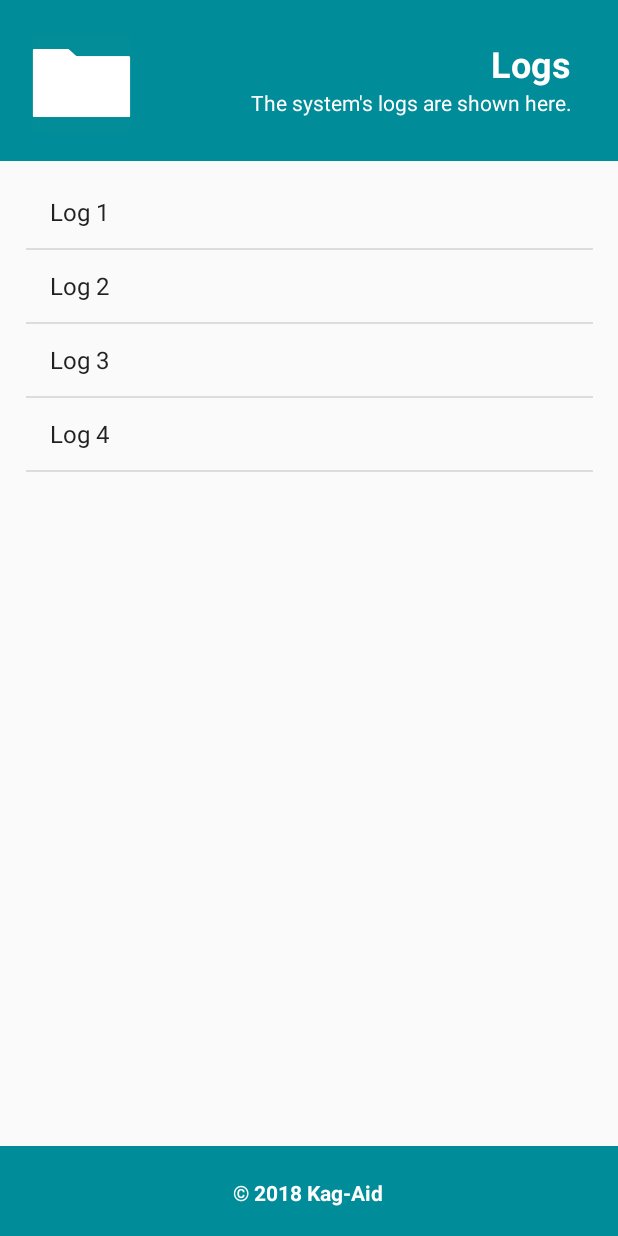
After one commit to kentmicht/Capstone-Project-Kag-Aid-, an Android app: the Logs screen opened directly, with no data from a screen before it, on a phone screen of 412 x 824 dp. The commit adds this screen. Run offline under Robolectric (Android 15) with nearby library versions, the phone set to English and light mode, and no system bars; libraries missing offline, so code that uses them is left out: maes.tech.intentanim.

Commit message:
Latest Update: With Loader, and some revisions of the system

```diff
--- a/app/src/main/AndroidManifest.xml
+++ b/app/src/main/AndroidManifest.xml
@@ -17,8 +17,7 @@
         android:roundIcon="@mipmap/ic_launcher_round"
         android:supportsRtl="true"
         android:theme="@style/AppTheme">
-        <activity android:name=".LogIn">
-        </activity>
+        <activity android:name=".LogIn"></activity>
         <activity
             android:name=".Homepage"
             android:label="Homepage" />
@@ -66,6 +65,7 @@
                 <category android:name="android.intent.category.LAUNCHER" />
             </intent-filter>
         </activity>
+        <activity android:name=".Logs"></activity>
     </application>
 
 </manifest>
--- /dev/null
+++ b/app/src/main/java/com/example/kagaid/kagaid/Logs.java
@@ -0,0 +1,65 @@
+package com.example.kagaid.kagaid;
+
+import android.content.Intent;
+import android.support.v7.app.AppCompatActivity;
+import android.os.Bundle;
+import android.view.View;
+import android.widget.AdapterView;
+import android.widget.ArrayAdapter;
+import android.widget.ListView;
+import android.widget.Toast;
+
+import java.util.ArrayList;
+import java.util.Arrays;
+import java.util.List;
+
+import maes.tech.intentanim.CustomIntent;
+
+public class Logs extends AppCompatActivity {
+    // Initializing a new String Array
+    String[] web = {
+            "Log 1",
+            "Log 2",
+            "Log 3",
+            "Log 4"
+    } ;
+    Integer[] imageId = {
+            R.drawable.kag_aid_logo_raw,
+            R.drawable.kag_aid_logo_raw,
+            R.drawable.kag_aid_logo_raw,
+            R.drawable.kag_aid_logo_raw
+
+    };
+    @Override
+    protected void onCreate(Bundle savedInstanceState) {
+        super.onCreate(savedInstanceState);
+        setContentView(R.layout.activity_logs);
+
+        // Get reference of widgets from XML layout
+        final ListView logsList = (ListView) findViewById(R.id.listViewLogs);
+
+        // Create a List from String Array elements
+        final List<String> fruits_list = new ArrayList<String>(Arrays.asList(web));
+
+        // Create an ArrayAdapter from List
+        final ArrayAdapter<String> arrayAdapter = new ArrayAdapter<String>
+                (this, android.R.layout.simple_list_item_1, fruits_list);
+
+        // DataBind ListView with items from ArrayAdapter
+        logsList.setAdapter(arrayAdapter);
+    }
+
+    @Override
+    public void onBackPressed() {
+        openHomepage();
+
+    }
+
+    public void openHomepage(){
+        Intent intent = new Intent(this, Homepage.class);
+        //intent.putExtra("USERNAME", userName);
+        finish();
+        startActivity(intent);
+        CustomIntent.customType(Logs.this, "fadein-to-fadeout");
+    }
+}
--- a/app/src/main/java/com/example/kagaid/kagaid/Patient/PatientRecords.java
+++ b/app/src/main/java/com/example/kagaid/kagaid/Patient/PatientRecords.java
@@ -34,6 +34,8 @@ import org.w3c.dom.Text;
 
 import java.util.ArrayList;
 import java.util.List;
+
+import maes.tech.intentanim.CustomIntent;
 
 import static java.sql.DriverManager.println;
 
@@ -178,7 +180,7 @@ public class PatientRecords extends AppCompatActivity {
                 String paddress = editTextAddress.getText().toString();
 
                 if(TextUtils.isEmpty(pname)){
-                    editTextName.setError("Name resquired");
+                    editTextName.setError("Name is required");
                     return;
                 }else if(TextUtils.isEmpty(pbday)){
                     editTextBday.setError("Birthday is required");
@@ -213,6 +215,7 @@ public class PatientRecords extends AppCompatActivity {
         Intent addPatientRec = new Intent(this, AddPatientRecord.class);
         //addPatientRec.putExtra("USERNAME", userName);
         startActivity(addPatientRec);
+        CustomIntent.customType(PatientRecords.this, "bottom-to-up");
     }
 
     @Override
--- a/app/src/main/java/com/example/kagaid/kagaid/Patient/ViewPatientInfo.java
+++ b/app/src/main/java/com/example/kagaid/kagaid/Patient/ViewPatientInfo.java
@@ -19,6 +19,8 @@ import com.example.kagaid.kagaid.Camera.GalleryImg;
 import com.example.kagaid.kagaid.R;
 
 import java.io.InputStream;
+
+import maes.tech.intentanim.CustomIntent;
 
 public class ViewPatientInfo extends AppCompatActivity {
 
@@ -66,6 +68,7 @@ public class ViewPatientInfo extends AppCompatActivity {
         intent.putExtra("USERNAME", userName);
         finish();
         startActivity(intent);
+        CustomIntent.customType(ViewPatientInfo.this, "right-to-left");
     }
 
     public void openCamera(View view) {
--- a/app/src/main/res/layout/activity_homepage.xml
+++ b/app/src/main/res/layout/activity_homepage.xml
@@ -86,6 +86,7 @@
         android:layout_marginBottom="62dp"
         android:background="@drawable/loginshape"
         android:text="Logs"
+        android:onClick="openLogs"
         android:textColor="@color/textHomepage" />
 
     <TextView
--- /dev/null
+++ b/app/src/main/res/layout/activity_logs.xml
@@ -0,0 +1,89 @@
+<?xml version="1.0" encoding="utf-8"?>
+<RelativeLayout xmlns:android="http://schemas.android.com/apk/res/android"
+    xmlns:app="http://schemas.android.com/apk/res-auto"
+    xmlns:tools="http://schemas.android.com/tools"
+    android:layout_width="match_parent"
+    android:layout_height="match_parent"
+    tools:context=".Logs">
+
+    <ImageView
+        android:id="@+id/imageView46"
+        android:layout_width="match_parent"
+        android:layout_height="60dp"
+        android:layout_alignParentBottom="true"
+        android:layout_alignParentStart="true"
+        app:layout_constraintTop_toTopOf="parent"
+        app:srcCompat="@color/colorPrimary"
+        tools:layout_editor_absoluteX="0dp" />
+
+    <TextView
+        android:id="@+id/copyright13"
+        android:layout_width="174dp"
+        android:layout_height="wrap_content"
+        android:layout_alignParentBottom="true"
+        android:layout_centerHorizontal="true"
+        android:layout_marginBottom="19dp"
+        android:gravity="center"
+        android:text="@string/copyright"
+        android:textColor="@color/textHomepage1"
+        android:textSize="14sp"
+        android:textStyle="bold"
+        app:layout_constraintStart_toStartOf="parent" />
+
+    <ImageView
+        android:id="@+id/imageView45"
+        android:layout_width="match_parent"
+        android:layout_height="107dp"
+        android:layout_alignParentStart="true"
+        android:layout_alignParentTop="true"
+        app:layout_constraintLeft_toLeftOf="parent"
+        app:layout_constraintStart_toStartOf="parent"
+        app:layout_constraintTop_toTopOf="parent"
+        app:srcCompat="@color/textHomepage" />
+
+    <ImageView
+        android:id="@+id/imageView47"
+        android:layout_width="110dp"
+        android:layout_height="108dp"
+        android:layout_alignParentStart="true"
+        android:layout_alignParentTop="true"
+        app:srcCompat="@drawable/logs" />
+
+    <TextView
+        android:id="@+id/textView25"
+        android:layout_width="251dp"
+        android:layout_height="32dp"
+        android:layout_alignEnd="@+id/textViewDoctorName2"
+        android:layout_below="@+id/textViewDoctorName2"
+        android:gravity="right"
+        android:text="@string/logs_info_dec"
+        android:textColor="@color/textHomepage1"
+        tools:layout_editor_absoluteX="166dp"
+        tools:layout_editor_absoluteY="61dp" />
+
+    <TextView
+        android:id="@+id/textViewDoctorName2"
+        android:layout_width="wrap_content"
+        android:layout_height="wrap_content"
+        android:layout_alignParentEnd="true"
+        android:layout_alignParentTop="true"
+        android:layout_marginEnd="31dp"
+        android:layout_marginTop="26dp"
+        android:text="Logs"
+        android:textColor="@color/textHomepage1"
+        android:textSize="24sp"
+        android:textStyle="bold"
+        app:layout_constraintEnd_toEndOf="parent"
+        app:layout_constraintTop_toTopOf="parent" />
+
+    <ListView
+        android:id="@+id/listViewLogs"
+        android:layout_width="378dp"
+        android:layout_height="563dp"
+        android:layout_alignParentStart="true"
+        android:layout_alignParentTop="true"
+        android:layout_marginStart="17dp"
+        android:layout_marginTop="117dp"
+        tools:layout_editor_absoluteX="8dp"
+        tools:layout_editor_absoluteY="163dp" />
+</RelativeLayout>
--- a/app/src/main/res/layout/activity_skin_illness.xml
+++ b/app/src/main/res/layout/activity_skin_illness.xml
@@ -89,7 +89,7 @@
     <ListView
         android:id="@+id/skinIllnessListView"
         android:layout_width="375dp"
-        android:layout_height="473dp"
+        android:layout_height="555dp"
         android:layout_above="@+id/imageView2"
         android:layout_centerHorizontal="true"
         android:layout_marginBottom="8dp"></ListView>
--- a/app/src/main/res/values/strings.xml
+++ b/app/src/main/res/values/strings.xml
@@ -70,4 +70,9 @@
     <string name="patient_info_dec">
         The patient personal information are shown here.
     </string>
+
+    <!--- Logs Information -->
+    <string name="logs_info_dec">
+        The system's logs are shown here.
+    </string>
 </resources>
```
Also changed, not shown: app/src/main/java/com/example/kagaid/kagaid/Homepage.java (+8 -0 lines), app/src/main/java/com/example/kagaid/kagaid/Patient/AddPatientRecord.java (+17 -0 lines), app/src/main/res/layout/log_item.xml (added, +20 -0 lines), app/src/main/res/drawable/logs.png (added).
